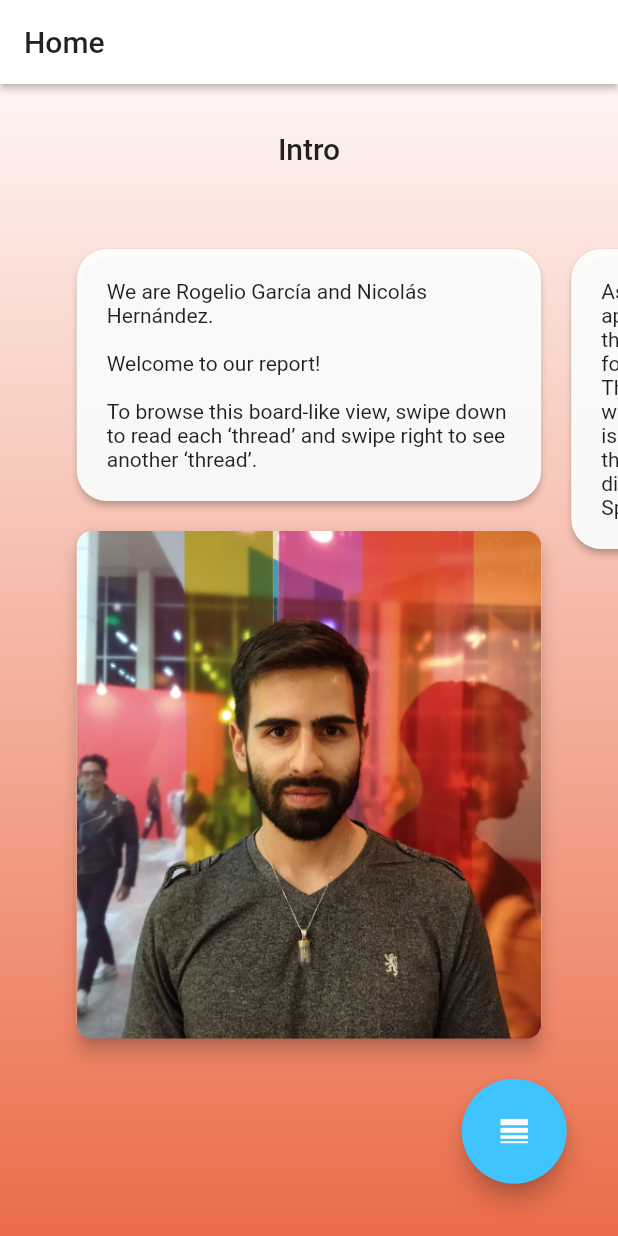
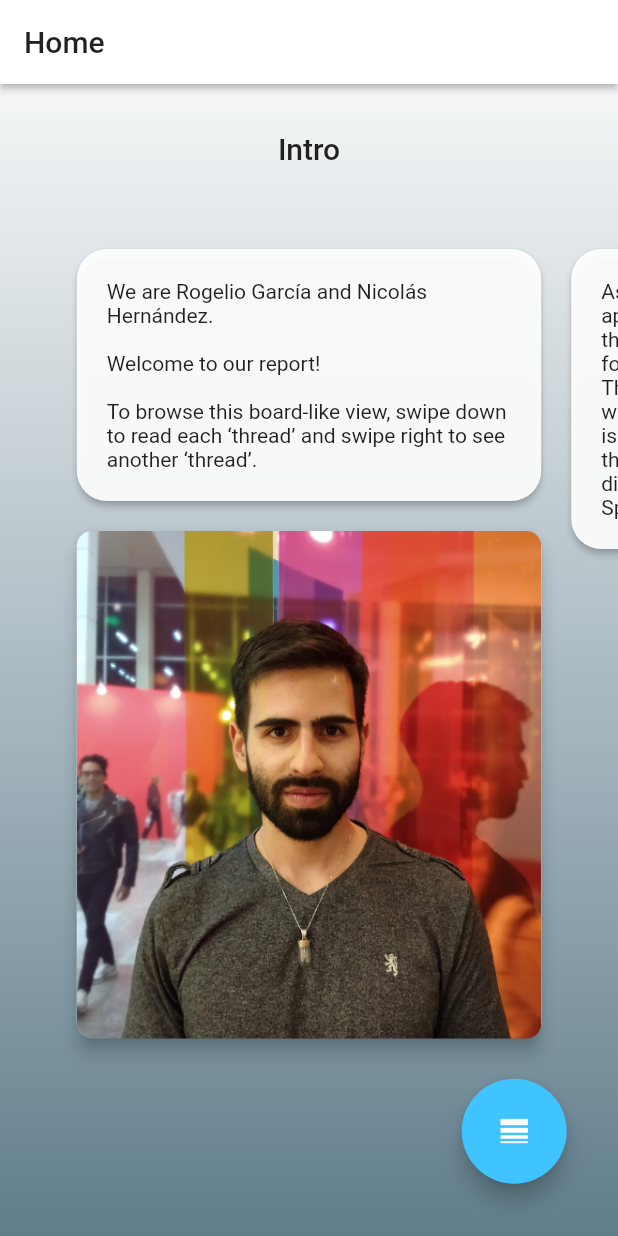
Before and after one commit to Braitt/flutter_report, a Flutter app: the screen it shows after launch, on a phone screen of 412 x 824 dp. Run offline on Flutter 3.47's test engine with Material 2 defaults, Android fonts, the light colour scheme and no system bars; missing offline and left inert: vertical_tabs.

Commit message:
changed color to bluegrey

```diff
--- a/reports_app/lib/main.dart
+++ b/reports_app/lib/main.dart
@@ -12,7 +12,7 @@ class MyApp extends StatelessWidget {
       theme: ThemeData(
         primaryColor: Color(0xFFFFFFFF),
         accentColor: Colors.transparent,
-        backgroundColor: Color(0xFFEB6C48),
+        backgroundColor: Colors.blueGrey,
         cardColor: Color(0xEEFFFFFF),
         buttonColor: Colors.lightBlueAccent
       ),
```
